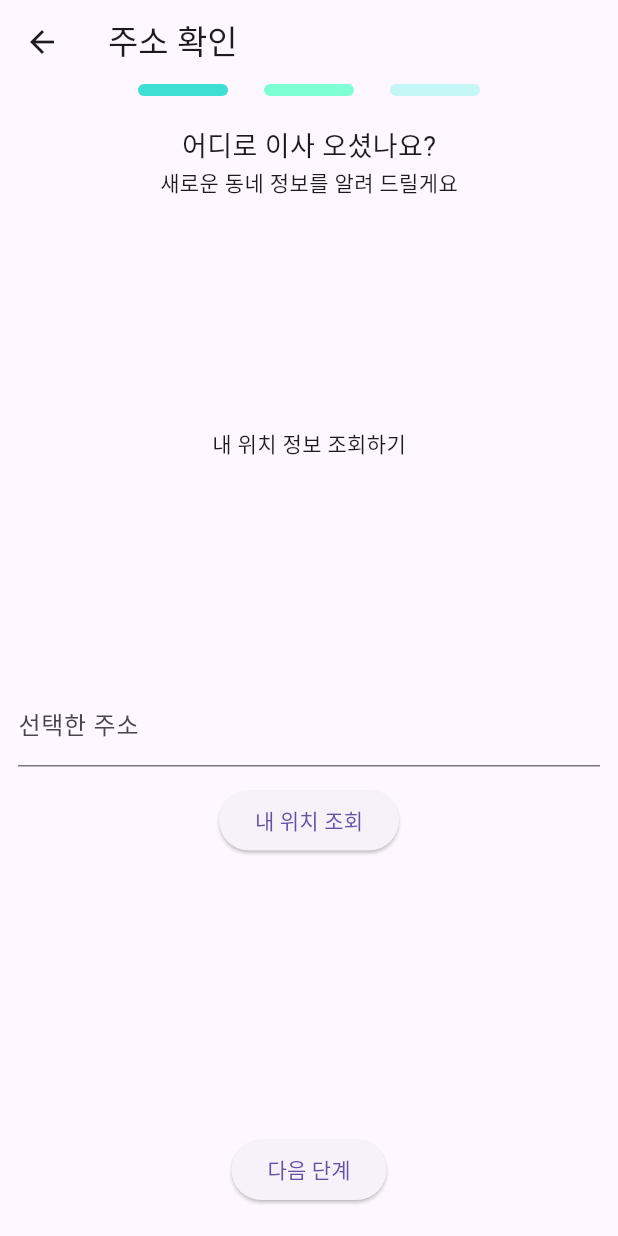
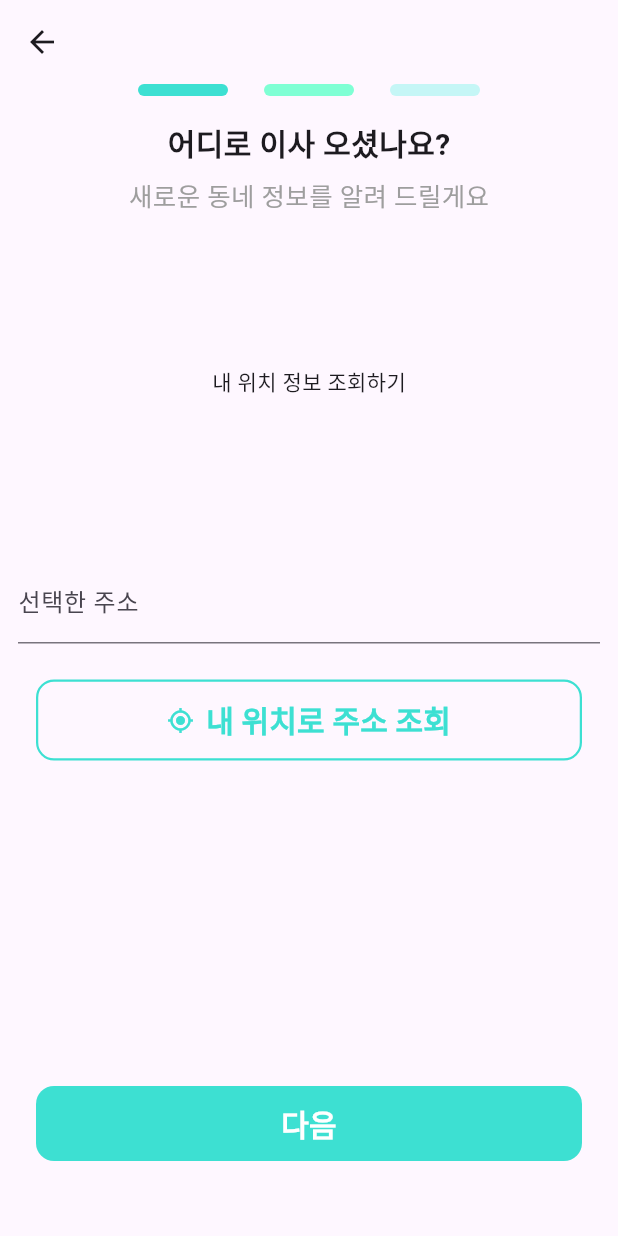
Before and after one commit to kant300/moveon_app, a Flutter app: the OnboardingAddress screen opened by its route, on a phone screen of 412 x 824 dp. Run offline on Flutter 3.47's test engine with Material 3 defaults, Android fonts, the phone set to English and light mode, and no system bars; our stand-ins replace dio, geocoding, geolocator, permission_handler, shared_preferences, webview_flutter; accounts and stored records are empty; network calls fail; statements that could not run were skipped.

Commit message:
온보딩 주소

```diff
--- a/lib/main.dart
+++ b/lib/main.dart
@@ -29,7 +29,7 @@ class App extends StatelessWidget {
   Widget build(BuildContext context) {
     return MaterialApp(
       debugShowCheckedModeBanner: false, // debug 배너 숨기기
-      initialRoute: "/map",
+      initialRoute: "/onboardingStart",
       routes: {
         "/onboardingStart" : (context) => OnboardingStart(),
         "/onboardingAddress" : (context) => OnboardingAddress(),
@@ -69,15 +69,12 @@ class Main extends StatefulWidget {
   MainState createState() => MainState();
 }
 
-final GlobalKey<HomeState> homekey = GlobalKey<HomeState>();
-
-
 class MainState extends State<Main> {
   int currentPage = 0;
   dynamic pages = [
     Menu(),
     KakaoMap(),
-    Home(key : homekey),
+    Home(),
     Center(child: Text("Community")),
     MyPage()
   ];
@@ -88,7 +85,6 @@ class MainState extends State<Main> {
   void initState() {
     super.initState();
     loadUserName();
-
   }
   void loadUserName() async {
     final mem = await SharedPreferences.getInstance();
@@ -159,13 +155,9 @@ class MainState extends State<Main> {
         body: IndexedStack(index: currentPage, children: pages),
         bottomNavigationBar: BottomNavigationBar(
             currentIndex: currentPage,
-          onTap: (index) async{ setState(() {
+            onTap: (index) { setState(() {
               currentPage = index;
-          });
-            if(index == 2){
-              homekey.currentState?.wishlist();
-            }
-          },
+            });},
 
             backgroundColor: Colors.white, // 바탕색을 밝게
             selectedItemColor: Colors.blueAccent, // 선택된 아이템 색상
--- a/lib/screens/onboarding/OnboardingAddress.dart
+++ b/lib/screens/onboarding/OnboardingAddress.dart
@@ -19,6 +19,11 @@ class OnboardingAddress extends StatefulWidget {
 class OnboardingAddressState extends State<OnboardingAddress> {
   late WebViewController MapController;
 
+  // ⭐️ 버튼 스타일링을 위해 색상 상수 정의
+  final Color _mainTealColor = const Color(0xFF3DE0D2);
+  final Color _nextButtonBgColor = const Color(0xFF3DE0D2); // 다음 버튼의 배경색 (참고 코드의 노란색)
+  final Color _nextButtonTextColor = Colors.white; // 다음 버튼의 텍스트 색상 (_mainTealColor)
+
   @override
   void initState() {
     // TODO: implement initState
@@ -32,7 +37,7 @@ class OnboardingAddressState extends State<OnboardingAddress> {
           final gpsmap = jsonDecode(msg.message);
           double lat = gpsmap['lat'];
           double lon = gpsmap['lon'];
-          print("좌포 전달 ${msg.message}");
+          print("좌표 전달 ${msg.message}");
           String address = await getKakaomap(lon, lat);
 
           setState(() {
@@ -185,7 +190,7 @@ kakao.maps.event.addListener(map, 'click', function(mouseEvent) {
   @override
   Widget build(BuildContext context) {
     return Scaffold(
-      appBar: AppBar(title: const Text("주소 확인")),
+      appBar: AppBar(title: const Text("")),
       body: Column(
         crossAxisAlignment: CrossAxisAlignment.center,
         children: [
@@ -201,16 +206,24 @@ kakao.maps.event.addListener(map, 'click', function(mouseEvent) {
             ],
           ),
           // 🔹 상단 텍스트
-          SizedBox(height: 20),
-          Text("어디로 이사 오셨나요?", style: TextStyle(fontSize: 18)),
-          Text("새로운 동네 정보를 알려 드릴게요", style: TextStyle(fontSize: 14)),
           SizedBox(height: 16),
+          Text(
+              "어디로 이사 오셨나요?",
+              style: TextStyle(fontSize: 20, fontWeight: FontWeight.bold)
+          ),
+          const SizedBox(height: 8),
+          Text(
+              "새로운 동네 정보를 알려 드릴게요",
+              style: TextStyle(fontSize: 17, color: Colors.grey),
+          ),
+          SizedBox(height: 24),
 
           Expanded(
             child: showMap && lon != null && lat != null
                 ? WebViewWidget(controller: MapController)
                 : Center(child: Text("내 위치 정보 조회하기")),
           ),
+          SizedBox(height: 20),
 
           Column(
             children: [
@@ -228,16 +241,43 @@ kakao.maps.event.addListener(map, 'click', function(mouseEvent) {
 
 
           // 🔹 내 위치 버튼 (상단 유지)
-          ElevatedButton(onPressed: addressprint, child: Text("내 위치 조회")),
-          SizedBox(height: 185),
+          Padding(
+            padding: const EdgeInsets.only(top: 12, bottom: 24) + const EdgeInsets.symmetric(horizontal: 24.0), // ⭐️ 좌우 패딩 추가,
+            child: SizedBox( // ⭐️ 버튼 전체 크기 제어를 위해 SizedBox 추가
+              width: double.infinity, // ⭐️ 너비를 최대로 확장
+              child: OutlinedButton.icon( // OutlinedButton 사용
+                onPressed: addressprint,
+                icon: Icon(Icons.gps_fixed, color: _mainTealColor), // GPS 아이콘, 글자색과 동일한 청록색
+                label: Text(
+                  "내 위치로 주소 조회",
+                  style: TextStyle(
+                    fontSize: 20,
+                    fontWeight: FontWeight.bold,
+                    color: _mainTealColor, // ⭐️ 글자색: 다음 버튼의 배경색 (청록색)
+                  ),
+                ),
+                style: OutlinedButton.styleFrom(
+                  minimumSize: const Size(double.infinity, 50),
+                  backgroundColor: Colors.transparent, // ⭐️ 배경색: 투명
+                  padding: EdgeInsets.symmetric(horizontal: 20, vertical: 12),
+                  side: BorderSide(color: _mainTealColor, width: 1.5), // ⭐️ 테두리색: 글자색과 동일
+                  shape: RoundedRectangleBorder(borderRadius: BorderRadius.circular(12)),
+                ),
+              ),
+            ),
+          ),
 
+          const Spacer(), // ⭐️ 하단 버튼을 아래로 밀어내기 위해 Spacer 추가
 
+          // --- 🌟 하단 - 이전/다음 버튼 그룹 🌟 ---
+          Padding(
+            // ⭐️ 좌우 패딩과 하단 패딩 적용
+            padding: const EdgeInsets.only(bottom: 50, top: 20) + const EdgeInsets.symmetric(horizontal: 24.0),
 
-          // 🔹 하단 - 다음 버튼
-          Padding(
-            padding: const EdgeInsets.only(bottom: 20.0),
+              // 🌟 "다음" 버튼 (Flex 3) 🌟
               child: ElevatedButton(
                 onPressed: () async {
+                  // 기존 '다음 단계' 버튼의 로직 유지
                   if (addressCont.text.isEmpty) {
                     ScaffoldMessenger.of(context).showSnackBar(
                       SnackBar(
@@ -253,13 +293,24 @@ kakao.maps.event.addListener(map, 'click', function(mouseEvent) {
                     MaterialPageRoute(builder: (context) => OnboardingCategory()),
                   );
                 },
-              child: const Text("다음 단계"),
+                style: ElevatedButton.styleFrom(
+                  minimumSize: const Size(double.infinity, 50),// 버튼 너비를 최대로 확장
+                  // ⭐️ _nextButtonBgColor, _nextButtonTextColor 사용
+                  backgroundColor: _nextButtonBgColor,
+                  foregroundColor: _nextButtonTextColor,
+                  elevation: 0,
+                  shape: RoundedRectangleBorder(borderRadius: BorderRadius.circular(12)),
+                ),
+                child: const Text("다음", style: TextStyle(fontSize: 20, fontWeight: FontWeight.bold)),
               ),
           ),
+
+          // --- 🌟 하단 버튼 그룹 종료 🌟 ---
         ],
       ),
     );
   }
+
 
   Widget _colorBar(Color color) {
     return Container(
--- a/lib/screens/onboarding/OnboardingCategory.dart
+++ b/lib/screens/onboarding/OnboardingCategory.dart
@@ -164,7 +164,7 @@ class OnboardingCategoryState extends State<OnboardingCategory> {
       body: Padding(
         padding: const EdgeInsets.symmetric(horizontal: 24.0),
         child: Column(
-          crossAxisAlignment: CrossAxisAlignment.start,
+          crossAxisAlignment: CrossAxisAlignment.center,
           children: [
             // --- 1. Progress Bar ---
             Row(
```
Lines whose indentation alone changed are shown as unchanged.
